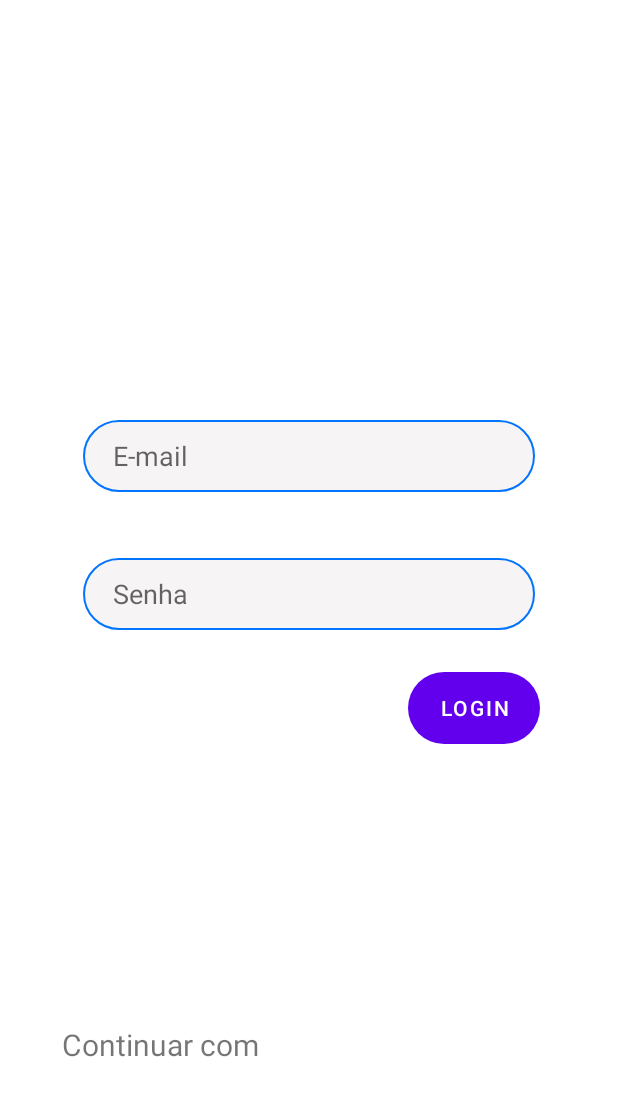
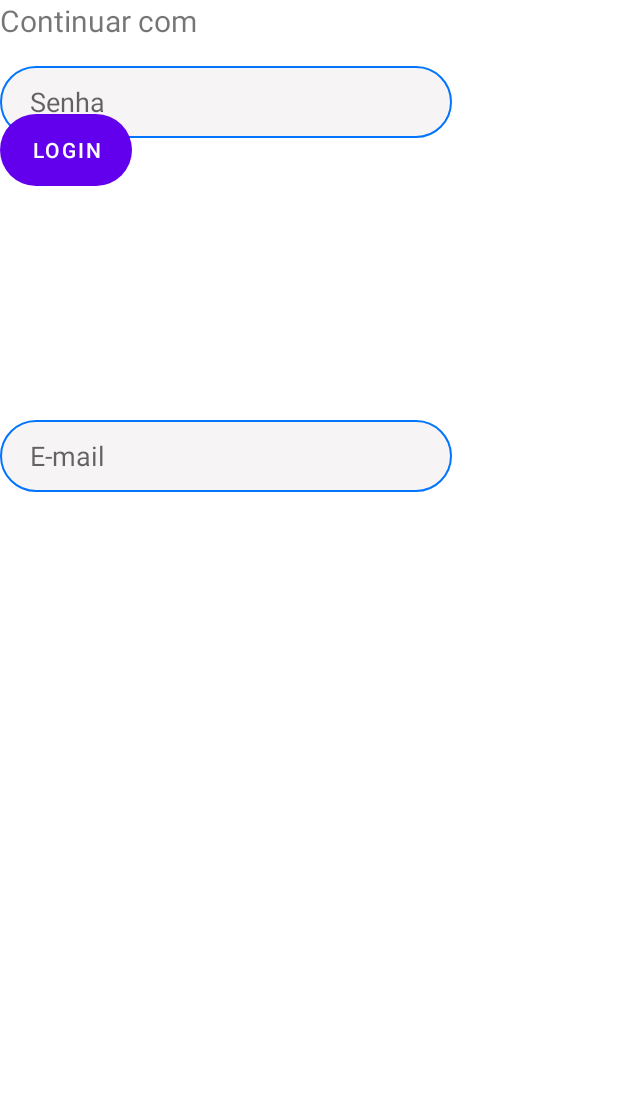
Before and after one commit to evicsouza/GuideTour, an Android app: the layout fragment_login.xml on its own in the app's theme, with its tools: preview values and no code run, on a phone screen of 412 x 824 dp. Shown: the top 1096 px of the screen. Run offline under Robolectric (Android 15) with nearby library versions, the phone set to English and light mode, and no system bars.

Commit message:
mudança no layout dos fragments

```diff
--- a/app/src/main/java/com/evavictoria/locus/guidetour/MainFragment.java
+++ b/app/src/main/java/com/evavictoria/locus/guidetour/MainFragment.java
@@ -6,10 +6,14 @@ import android.view.View;
 import android.view.ViewGroup;
 import androidx.fragment.app.Fragment;
 
+import com.evavictoria.locus.guidetour.databinding.MainFragmentBinding;
+
 public class MainFragment extends Fragment {
 
     @Override
     public View onCreateView(LayoutInflater inflater, ViewGroup container, Bundle savedInstanceState) {
         return inflater.inflate(R.layout.main_fragment, container, false);
     }
+
+
 }
--- a/app/src/main/res/layout/fragment_cadastro.xml
+++ b/app/src/main/res/layout/fragment_cadastro.xml
@@ -1,5 +1,5 @@
 <?xml version="1.0" encoding="utf-8"?>
-<androidx.constraintlayout.widget.ConstraintLayout xmlns:android="http://schemas.android.com/apk/res/android"
+<FrameLayout xmlns:android="http://schemas.android.com/apk/res/android"
     xmlns:app="http://schemas.android.com/apk/res-auto"
     xmlns:tools="http://schemas.android.com/tools"
     android:id="@+id/constraintLayoutMainCadastro"
@@ -73,4 +73,4 @@
         app:layout_constraintTop_toTopOf="parent"
         app:layout_constraintVertical_bias="0.041" />
 
-</androidx.constraintlayout.widget.ConstraintLayout>
+</FrameLayout>
--- a/app/src/main/res/layout/fragment_login.xml
+++ b/app/src/main/res/layout/fragment_login.xml
@@ -1,5 +1,6 @@
 <?xml version="1.0" encoding="utf-8"?>
-<androidx.constraintlayout.widget.ConstraintLayout xmlns:android="http://schemas.android.com/apk/res/android"
+<FrameLayout
+    xmlns:android="http://schemas.android.com/apk/res/android"
     xmlns:app="http://schemas.android.com/apk/res-auto"
     xmlns:tools="http://schemas.android.com/tools"
     android:id="@+id/contraintLayoutMainLogin"
@@ -91,4 +92,4 @@
         app:layout_constraintHorizontal_bias="0.154"
         app:layout_constraintStart_toStartOf="parent" />
 
-</androidx.constraintlayout.widget.ConstraintLayout>
+</FrameLayout>
--- a/app/src/main/res/layout/fragment_ondeir.xml
+++ b/app/src/main/res/layout/fragment_ondeir.xml
@@ -1,5 +1,5 @@
 <?xml version="1.0" encoding="utf-8"?>
-<androidx.constraintlayout.widget.ConstraintLayout
+<FrameLayout
     xmlns:android="http://schemas.android.com/apk/res/android"
     xmlns:app="http://schemas.android.com/apk/res-auto"
     xmlns:tools="http://schemas.android.com/tools"
@@ -16,4 +16,4 @@
         app:layout_constraintStart_toStartOf="parent"
         app:layout_constraintTop_toTopOf="parent" />
 
-</androidx.constraintlayout.widget.ConstraintLayout>
+</FrameLayout>
--- a/app/src/main/res/layout/fragment_restaurantes.xml
+++ b/app/src/main/res/layout/fragment_restaurantes.xml
@@ -1,9 +1,9 @@
 <?xml version="1.0" encoding="utf-8"?>
-<androidx.constraintlayout.widget.ConstraintLayout
+<FrameLayout
     xmlns:android="http://schemas.android.com/apk/res/android"
     xmlns:tools="http://schemas.android.com/tools"
     android:layout_width="match_parent"
     android:layout_height="match_parent"
     tools:context=".controller.RestaurantesActivity">
 
-</androidx.constraintlayout.widget.ConstraintLayout>
+</FrameLayout>
--- a/app/src/main/res/layout/fragment_rotas.xml
+++ b/app/src/main/res/layout/fragment_rotas.xml
@@ -1,5 +1,5 @@
 <?xml version="1.0" encoding="utf-8"?>
-<androidx.constraintlayout.widget.ConstraintLayout
+<FrameLayout
     xmlns:android="http://schemas.android.com/apk/res/android"
     xmlns:app="http://schemas.android.com/apk/res-auto"
     xmlns:tools="http://schemas.android.com/tools"
@@ -64,4 +64,4 @@
             android:text="@string/botaoTurismoVinho" />
     </LinearLayout>
 
-</androidx.constraintlayout.widget.ConstraintLayout>
+</FrameLayout>
--- a/app/src/main/res/layout/fragment_servmedicos.xml
+++ b/app/src/main/res/layout/fragment_servmedicos.xml
@@ -1,9 +1,9 @@
 <?xml version="1.0" encoding="utf-8"?>
-<androidx.constraintlayout.widget.ConstraintLayout
+<FrameLayout
     xmlns:android="http://schemas.android.com/apk/res/android"
     xmlns:tools="http://schemas.android.com/tools"
     android:layout_width="match_parent"
     android:layout_height="match_parent"
     tools:context=".controller.ServmedicosActivity">
 
-</androidx.constraintlayout.widget.ConstraintLayout>
+</FrameLayout>
--- a/app/src/main/res/values/strings.xml
+++ b/app/src/main/res/values/strings.xml
@@ -13,7 +13,8 @@
     <string name="entrar"> Entrar </string>
     <string name="nome">Nome</string>
     <string name="salvar">Salvar</string>
-
+    <!-- TODO: Remove or change this placeholder text -->
+    <string name="hello_blank_fragment">Hello blank fragment</string>
 
 
 </resources>
```
Also changed, not shown: app/src/main/java/com/evavictoria/locus/guidetour/MainActivity.java (+0 -26 lines), app/src/main/res/layout/main_fragment.xml (+5 -3 lines).
